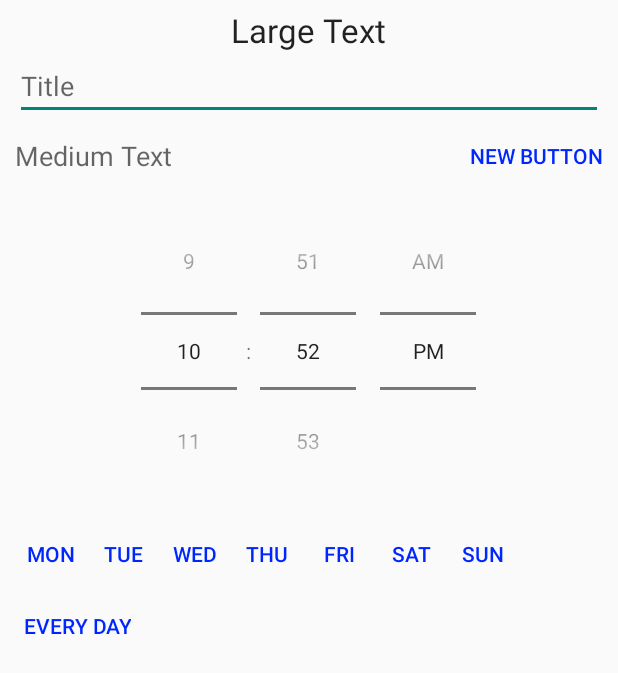
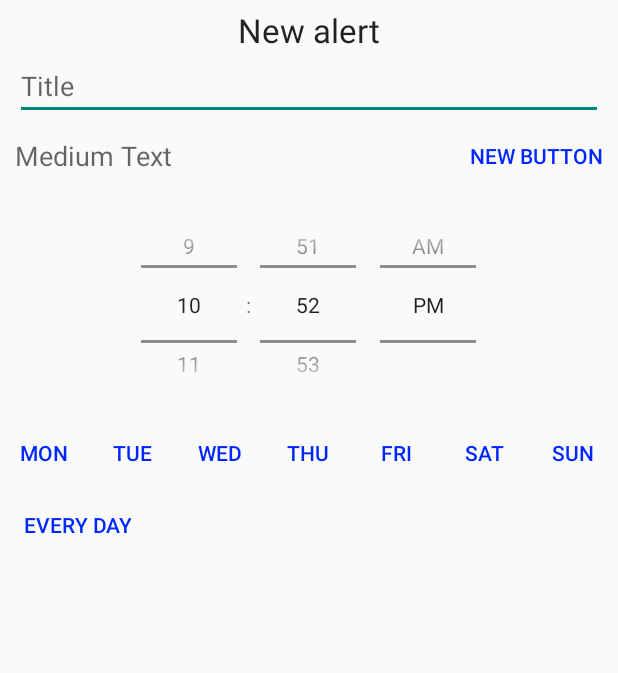
Before and after one commit to jonisuh/BeaconAlerterAndroid, an Android app: the layout new_alert_dialog.xml on its own in the app's theme, with its tools: preview values and no code run, on a phone screen of 412 x 824 dp. Shown: the top 673 px of the screen. Run offline under Robolectric (Android 15) with nearby library versions, the phone set to English and light mode, and no system bars.

Commit message:
Started implementing new alert dialog

```diff
--- a/app/src/main/res/layout/new_alert_dialog.xml
+++ b/app/src/main/res/layout/new_alert_dialog.xml
@@ -1,11 +1,11 @@
 <?xml version="1.0" encoding="utf-8"?>
 <RelativeLayout xmlns:android="http://schemas.android.com/apk/res/android"
-    android:layout_width="match_parent" android:layout_height="match_parent">
+    android:layout_width="match_parent" android:layout_height="wrap_content">
 
     <LinearLayout
         android:orientation="vertical"
         android:layout_width="match_parent"
-        android:layout_height="match_parent"
+        android:layout_height="wrap_content"
         android:layout_alignParentTop="true"
         android:layout_alignParentStart="true">
 
@@ -13,8 +13,8 @@
             android:layout_width="wrap_content"
             android:layout_height="wrap_content"
             android:textAppearance="?android:attr/textAppearanceLarge"
-            android:text="Large Text"
-            android:id="@+id/textView12"
+            android:text="New alert"
+            android:id="@+id/newAlertDialogTitle"
             android:layout_gravity="center_horizontal"
             android:layout_marginTop="5dp" />
 
@@ -56,15 +56,15 @@
             android:layout_width="match_parent"
             android:layout_height="wrap_content"
             android:layout_gravity="top"
-            android:visibility="visible">
+            android:visibility="visible"
+            android:id="@+id/repeatingView">
 
             <TimePicker
                 android:layout_width="match_parent"
-                android:layout_height="wrap_content"
+                android:layout_height="150dp"
                 android:id="@+id/timePicker"
                 android:layout_gravity="center_horizontal"
-                android:timePickerMode="spinner"
-                android:layout_marginBottom="5dp" />
+                android:timePickerMode="spinner" />
 
             <LinearLayout
                 android:orientation="horizontal"
@@ -83,7 +83,7 @@
                     android:textSize="14dp"
                     android:textColor="#0026ff"
                     android:background="?android:attr/selectableItemBackground"
-                    android:layout_marginLeft="10dp" />
+                    android:layout_weight="8" />
 
                 <Button
                     style="?android:attr/buttonStyleSmall"
@@ -93,7 +93,8 @@
                     android:id="@+id/button3"
                     android:textSize="14dp"
                     android:textColor="#0026ff"
-                    android:background="?android:attr/selectableItemBackground"/>
+                    android:background="?android:attr/selectableItemBackground"
+                    android:layout_weight="8" />
 
                 <Button
                     style="?android:attr/buttonStyleSmall"
@@ -103,7 +104,8 @@
                     android:id="@+id/button4"
                     android:textSize="14dp"
                     android:textColor="#0026ff"
-                    android:background="?android:attr/selectableItemBackground"/>
+                    android:background="?android:attr/selectableItemBackground"
+                    android:layout_weight="8" />
 
                 <Button
                     style="?android:attr/buttonStyleSmall"
@@ -113,7 +115,8 @@
                     android:id="@+id/button5"
                     android:textSize="14dp"
                     android:textColor="#0026ff"
-                    android:background="?android:attr/selectableItemBackground"/>
+                    android:background="?android:attr/selectableItemBackground"
+                    android:layout_weight="8" />
 
                 <Button
                     style="?android:attr/buttonStyleSmall"
@@ -123,7 +126,8 @@
                     android:id="@+id/button6"
                     android:textSize="14dp"
                     android:textColor="#0026ff"
-                    android:background="?android:attr/selectableItemBackground"/>
+                    android:background="?android:attr/selectableItemBackground"
+                    android:layout_weight="8" />
 
                 <Button
                     style="?android:attr/buttonStyleSmall"
@@ -133,7 +137,8 @@
                     android:id="@+id/button7"
                     android:textSize="14dp"
                     android:textColor="#0026ff"
-                    android:background="?android:attr/selectableItemBackground"/>
+                    android:background="?android:attr/selectableItemBackground"
+                    android:layout_weight="8" />
 
                 <Button
                     style="?android:attr/buttonStyleSmall"
@@ -143,7 +148,8 @@
                     android:id="@+id/button8"
                     android:textSize="14dp"
                     android:textColor="#0026ff"
-                    android:background="?android:attr/selectableItemBackground"/>
+                    android:background="?android:attr/selectableItemBackground"
+                    android:layout_weight="8" />
             </LinearLayout>
 
             <Button
@@ -163,7 +169,8 @@
             android:orientation="vertical"
             android:layout_width="match_parent"
             android:layout_height="wrap_content"
-            android:visibility="gone">
+            android:visibility="gone"
+            android:id="@+id/nonRepeatingView">
 
             <RelativeLayout
                 android:layout_width="match_parent"
@@ -171,7 +178,7 @@
 
                 <DatePicker
                     android:layout_width="wrap_content"
-                    android:layout_height="150dp"
+                    android:layout_height="125dp"
                     android:id="@+id/datePicker"
                     android:datePickerMode="spinner"
                     android:calendarViewShown="false"
@@ -204,7 +211,7 @@
 
                 <TimePicker
                     android:layout_width="match_parent"
-                    android:layout_height="150dp"
+                    android:layout_height="125dp"
                     android:id="@+id/timePicker2"
                     android:layout_gravity="center_vertical"
                     android:timePickerMode="spinner"
```
Also changed, not shown: app/src/main/AndroidManifest.xml (+10 -0 lines), app/src/main/java/com/example/joni/beaconalerterandroid/CreateAlertDialog.java (added, +107 -0 lines), app/src/main/java/com/example/joni/beaconalerterandroid/MainActivity.java (+15 -8 lines), app/src/main/java/com/example/joni/beaconalerterandroid/SettingsActivity.java (added, +13 -0 lines), app/src/main/java/com/example/joni/beaconalerterandroid/jsonentities/Alert.java (+36 -3 lines), app/src/main/res/layout/alertsound_dialog.xml (added, +20 -0 lines), app/src/main/res/layout/dateformat_dialog.xml (added, +57 -0 lines).
